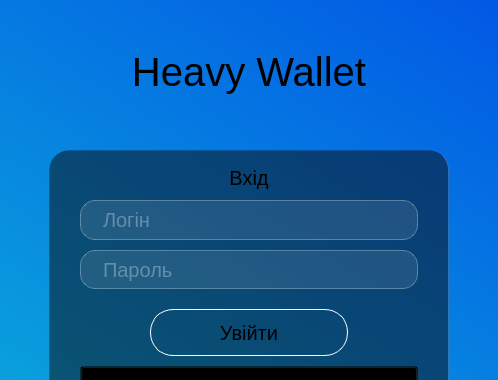
Qt form budget_manager_frontend/forms/loginwindow.ui (BogdanKalysh/budget_manager_app) before a commit; both pictures show x 201 to 699 and y 0 to 380 of the 900 by 550 pixel window.
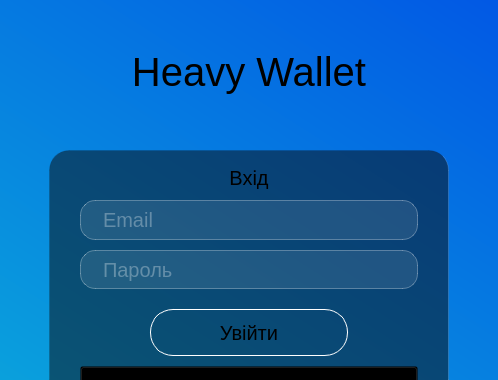
The same form after that commit. Icons and pictures are not drawn.

Commit message: added styles for signup window

Diff of the .ui file:
```diff
--- a/budget_manager_frontend/forms/loginwindow.ui
+++ b/budget_manager_frontend/forms/loginwindow.ui
@@ -19,7 +19,6 @@
   </property>
   <property name="styleSheet">
    <string notr="true">#centralwidget{
- /*background: qlineargradient(spread:pad, x1:0.166667, y1:0.756, x2:1, y2:0, stop:0 rgba(207, 31, 31, 255), stop:0.427083 rgba(144, 16, 125, 255), stop:0.822917 rgba(30, 129, 255, 255))*/
 	background: qlineargradient(spread:pad, x1:0, y1:0.960227, x2:1, y2:0, stop:0 rgba(13, 189, 217, 255), stop:1 rgba(0, 75, 230, 255))
 }
 
@@ -33,6 +32,10 @@
 	height:10px;
 }
 
+#signUpLoginButton:hover{
+ 	color: rgb(25, 95, 227)
+}
+
 #loginButton{
 	border-radius: 23px;
 	margin-top: 10px;
@@ -49,9 +52,6 @@
  border-style: none;
 }
 
-
-
-
 #loginFrame{
  	border-radius: 20px;
  	border: 1px solid rgba(255,255,255,0.15);
@@ -199,7 +199,7 @@
           <string/>
          </property>
          <property name="placeholderText">
-          <string>Логін</string>
+          <string>Email</string>
          </property>
         </widget>
        </item>
```
Left out of the diff: 29 changed lines with no effect on the pictures. The commit also changes 3 other files.
